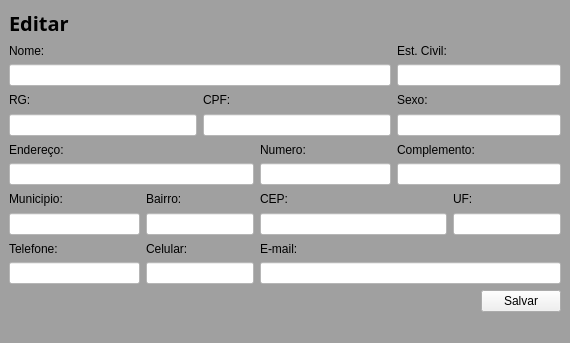
First picture: the form in tela_editar.ui, repository saulovictor/Sistema, before the edit.
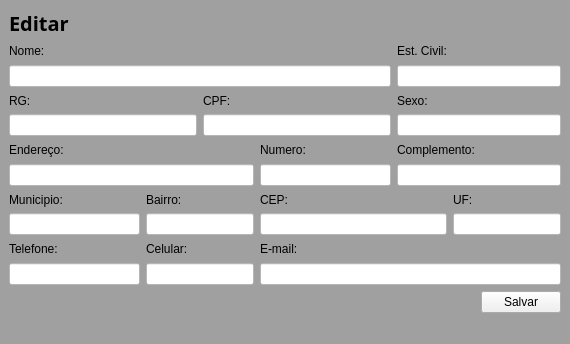
Second picture: the form after the edit.

```diff
--- a/tela_editar.ui
+++ b/tela_editar.ui
@@ -7,7 +7,7 @@
     <x>0</x>
     <y>0</y>
     <width>570</width>
-    <height>343</height>
+    <height>344</height>
    </rect>
   </property>
   <property name="windowTitle">
```
